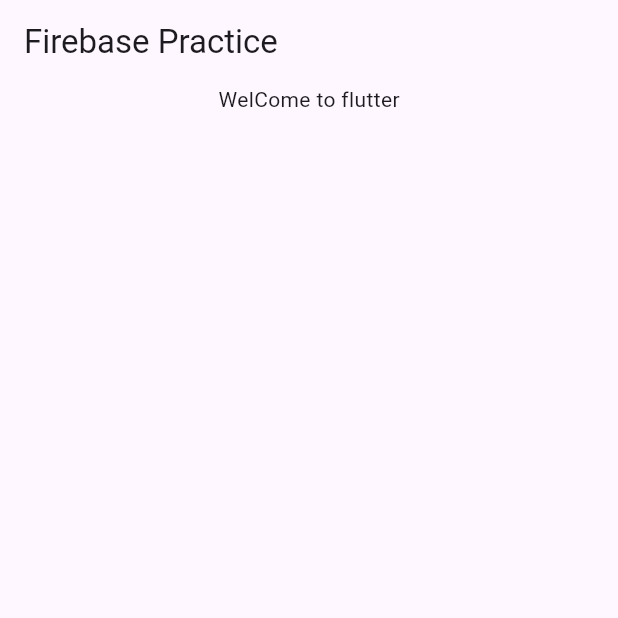
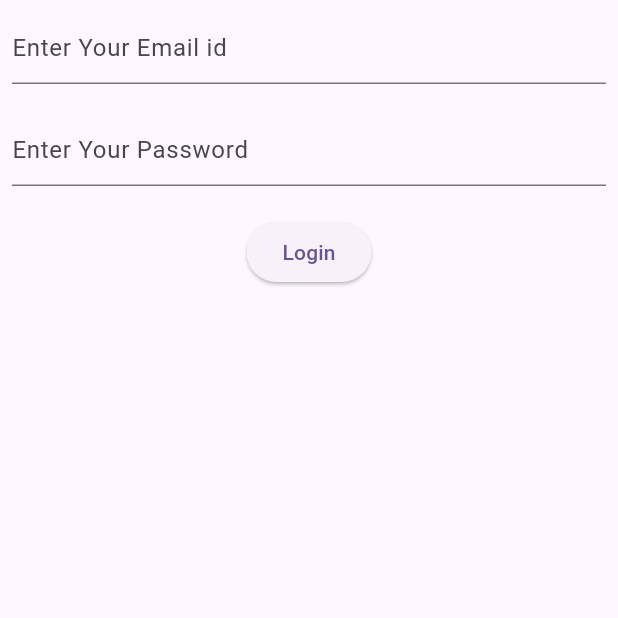
Before and after one commit to shossain786/firebase_demo, a Flutter app: the screen it shows after launch, on a phone screen of 412 x 824 dp, the top half of it. Run offline on Flutter 3.47's test engine with Material 3 defaults, Android fonts, the phone set to English and light mode, and no system bars; our stand-ins replace firebase_auth, firebase_core; accounts and stored records are empty.

Commit message:
firebase login code updated

```diff
--- /dev/null
+++ b/lib/features/login/model/login_model.dart
@@ -0,0 +1,8 @@
+class LoginModel {
+  final String email;
+  final String password;
+
+  LoginModel({required this.email, required this.password});
+
+
+}
--- /dev/null
+++ b/lib/features/login/repo/login_repo.dart
@@ -0,0 +1,18 @@
+import 'package:firebase_auth/firebase_auth.dart';
+import 'package:firebase_demo/features/login/model/login_model.dart';
+
+class LoginRepo {
+  // METHOD WITHOUT MODEL CLASS
+  // Future<void> login({required String email, required String password}) {}
+  Future<UserCredential> login({required LoginModel loginModel}) async {
+    // ALWAYS USE TRY-CATCH
+    try {
+      UserCredential credential = await FirebaseAuth.instance
+          .signInWithEmailAndPassword(
+              email: loginModel.email, password: loginModel.password);
+      return credential;
+    } on FirebaseAuthException catch (e) {
+      throw Exception(e.message.toString());
+    }
+  }
+}
--- /dev/null
+++ b/lib/features/login/screen/login_screen.dart
@@ -0,0 +1,93 @@
+import 'dart:developer';
+
+import 'package:firebase_auth/firebase_auth.dart';
+import 'package:firebase_demo/features/login/model/login_model.dart';
+import 'package:firebase_demo/features/login/repo/login_repo.dart';
+import 'package:flutter/material.dart';
+
+class LoginScreen extends StatefulWidget {
+  const LoginScreen({super.key});
+
+  @override
+  State<LoginScreen> createState() => _LoginScreenState();
+}
+
+class _LoginScreenState extends State<LoginScreen> {
+  final _emailController = TextEditingController();
+  final _psswordController = TextEditingController();
+  bool _isLoading = false;
+  @override
+  Widget build(BuildContext context) {
+    log('PAGES REFRESHED');
+    return Scaffold(
+      body: SafeArea(
+          child: SingleChildScrollView(
+        child: Padding(
+          padding: const EdgeInsets.all(8.0),
+          child: Column(
+            mainAxisAlignment: MainAxisAlignment.center,
+            crossAxisAlignment: CrossAxisAlignment.center,
+            children: [
+              // EMAIL
+              TextFormField(
+                controller: _emailController,
+                decoration: const InputDecoration(
+                  hintText: 'Enter Your Email id',
+                ),
+              ),
+              const SizedBox(height: 20),
+              // PASSWORD
+              TextFormField(
+                controller: _psswordController,
+                decoration: const InputDecoration(
+                  hintText: 'Enter Your Password',
+                ),
+              ),
+              const SizedBox(height: 20),
+              // LOGIN BUTTON
+              _isLoading == true
+                  ? const Center(
+                      child: CircularProgressIndicator(),
+                    )
+                  : ElevatedButton(
+                      onPressed: () async {
+                        if (_emailController.text.isNotEmpty &&
+                            _psswordController.text.isNotEmpty) {
+                          // LOGIN LOGIC
+                          log(_emailController.text.toString());
+                          log(_psswordController.text.toString());
+                          setState(() {
+                            _isLoading = true;
+                          });
+                          await Future.delayed(const Duration(seconds: 2));
+                          LoginRepo loginRepo = LoginRepo();
+
+                          UserCredential userCredential = await loginRepo.login(
+                            loginModel: LoginModel(
+                              email: _emailController.text.toLowerCase().trim(),
+                              password: _psswordController.text.trim(),
+                            ),
+                          );
+                          setState(() {
+                            _isLoading = false;
+                          });
+                          log(userCredential.toString());
+                        } else {
+                          ScaffoldMessenger.of(context).showSnackBar(
+                            const SnackBar(
+                              content:
+                                  Text('Please provide email and password'),
+                              backgroundColor: Colors.redAccent,
+                            ),
+                          );
+                        }
+                      },
+                      child: const Text('Login'),
+                    ),
+            ],
+          ),
+        ),
+      )),
+    );
+  }
+}
--- a/lib/main.dart
+++ b/lib/main.dart
@@ -1,7 +1,6 @@
 import 'package:firebase_core/firebase_core.dart';
+import 'package:firebase_demo/features/login/screen/login_screen.dart';
 import 'package:flutter/material.dart';
-
-import 'home_page.dart';
 
 void main() async {
   WidgetsFlutterBinding.ensureInitialized();
@@ -21,7 +20,7 @@ class MyApp extends StatelessWidget {
         colorScheme: ColorScheme.fromSeed(seedColor: Colors.deepPurple),
         useMaterial3: true,
       ),
-      home: const MyHomePage(),
+      home: const LoginScreen(),
     );
   }
 }
```
Also changed, not shown: pubspec.yaml (+5 -8 lines).
